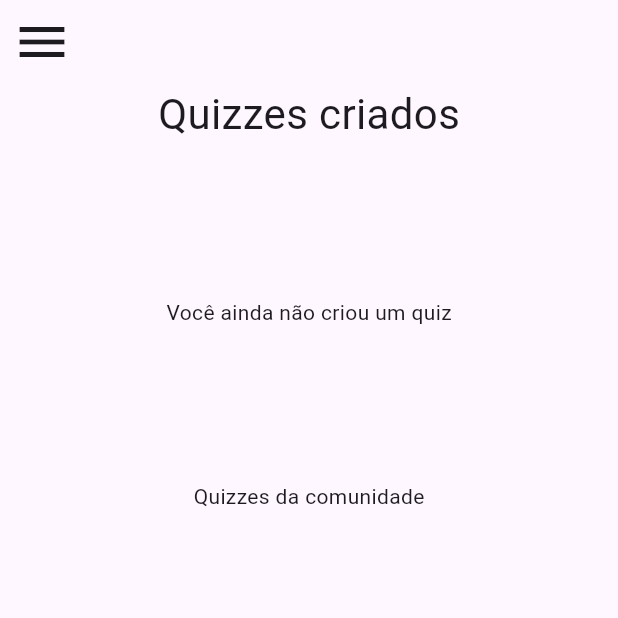
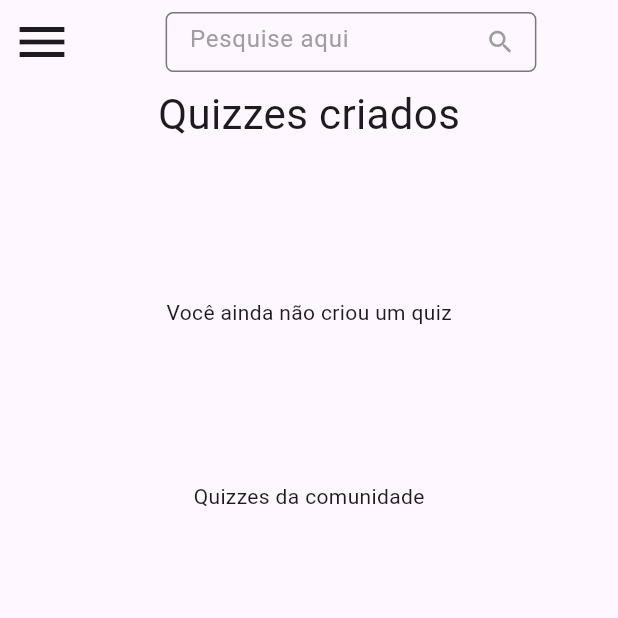
Before and after one commit to cc23140/Kuiz, a Flutter app: the HomeScreen screen opened directly, on a phone screen of 412 x 824 dp, the top half of it. Run offline on Flutter 3.47's test engine with Material 3 defaults, Android fonts, the phone set to English and light mode, and no system bars; our stand-ins replace cloud_firestore, firebase_auth, firebase_core, fluttertoast, google_fonts, shared_preferences; accounts and stored records are empty.

Commit message:
Arrumar pesquisa de quizzes e criar o botao de criar quiz na página principal

```diff
--- /dev/null
+++ b/kuiz_app/lib/pages/home/functions/home_functions.dart
@@ -0,0 +1,133 @@
+import "package:firebase_auth/firebase_auth.dart";
+import "package:flutter/material.dart";
+import "package:kuiz_app/pages/home/search_screen.dart";
+
+import "../../../models/quiz_model.dart";
+import "../../../models/user_model.dart";
+import "../../../services/database_service.dart";
+import "../../../widgets/card_widget.dart";
+
+class HomeScreenFunctions {
+  static PreferredSizeWidget buildAppBar(BuildContext context, TextEditingController _searchController){
+    return AppBar(
+        leading: Builder(
+            builder: (context) {
+              return IconButton(
+                  icon: const Icon(Icons.menu, size: 40,),
+                  onPressed: () {
+                    Scaffold.of(context).openDrawer();
+                  }
+              );
+
+            }
+        ),
+
+        title: Align(
+          alignment: Alignment.center,
+          child: SizedBox(
+            width: MediaQuery.sizeOf(context).width * 0.6,
+            height: 40,
+            child: TextField(
+              controller: _searchController,
+              decoration: InputDecoration(
+                border: OutlineInputBorder(
+                    borderRadius: BorderRadius.circular(5)
+                ),
+                hintText: "Pesquise aqui",
+                hintStyle: TextStyle(
+                    color: Colors.grey
+                ),
+                suffixIcon: IconButton(
+                  onPressed: (){
+                    Navigator.push(context, MaterialPageRoute(builder: (context) => SearchScreen(searchController: _searchController)));
+                  },
+                  icon: Icon(Icons.search, size: 20)  ,
+                ),
+                suffixIconColor: Colors.grey,
+              ),
+              style: TextStyle(
+                  height: 1
+              ),
+              textAlignVertical: TextAlignVertical.center,
+            ),
+          ),
+        )
+    );
+  }
+
+
+  static Widget buildCreatedQuizzes(BuildContext context, DatabaseService _databaseService){
+    return StreamBuilder(stream: _databaseService.getCreatedQuizzes(uid: FirebaseAuth.instance.currentUser!.uid),
+        builder: (context, snapshot) {
+          if(snapshot.connectionState == ConnectionState.waiting){
+            return const CircularProgressIndicator();
+          }
+          else if(snapshot.hasError){
+            return Text('Um erro ocorreu!');
+          }
+          else if(!snapshot.hasData || snapshot.data == null){
+            return const Text('Você não criou nenhum quiz');
+          }
+
+          return snapshot.data!.docs.isNotEmpty ? ListView.builder(
+              scrollDirection: Axis.horizontal,
+              physics: const ScrollPhysics(),
+              itemCount: snapshot.data!.docs.length,
+              itemBuilder: (context, index){
+                final quiz = snapshot.data!.docs[index].data() as Quiz;
+                return FutureBuilder(future: _databaseService.getUser(uid: quiz.uid),
+                    builder: (context, userSnapshot){
+                      if(userSnapshot.connectionState == ConnectionState.waiting){
+                        return const CircularProgressIndicator();
+                      }
+                      else if(userSnapshot.hasError || !userSnapshot.hasData || userSnapshot.data == null){
+                        return const Text('Ve oq deu errado aí');
+                      }
+                      final user = userSnapshot!.data! as UserKuiz;
+                      return CardWidget(title: quiz.title, creatorUsername: user.username, image: quiz.image);
+
+                    });
+              }
+          ) : Container(alignment: Alignment.center,
+            child: Text(
+              "Você ainda não criou um quiz",
+              style: TextStyle(fontSize: 14),)
+            ,);
+        }
+    );
+  }
+
+  static Widget buildGeneralQuizzes(BuildContext context, DatabaseService _databaseService){
+    return StreamBuilder(stream: _databaseService.getGeneralQuizzes(),
+        builder: (context, snapshot){
+          if(snapshot.connectionState == ConnectionState.waiting){
+            return const CircularProgressIndicator();
+          }
+          else if(snapshot.hasError){
+            return Text('Erro: ${snapshot.error}');
+          }
+          else if(!snapshot.hasData || snapshot.data == null){
+            return const Text('Não há quizzes gerais');
+          }
+          return ListView.builder(itemCount: snapshot.data!.docs.length,
+              scrollDirection: Axis.horizontal,
+              itemBuilder: (context, index){
+                final quiz = snapshot.data!.docs[index].data() as Quiz;
+                return FutureBuilder(future: _databaseService.getUser(uid: quiz.uid),
+                    builder: (context, userSnapshot){
+                      if(userSnapshot.connectionState == ConnectionState.waiting){
+                        return const CircularProgressIndicator();
+                      }
+                      else if(userSnapshot.hasError || !userSnapshot.hasData || userSnapshot.data == null){
+                        return const Text('Usuário não encontrado!');
+                      }
+                      final user = userSnapshot.data as UserKuiz;
+                      return CardWidget(title: quiz.title, creatorUsername: user.username, image: quiz.image);
+                    }
+                );
+              }
+          );
+        }
+    );
+  }
+}
--- a/kuiz_app/lib/pages/home/home_screen.dart
+++ b/kuiz_app/lib/pages/home/home_screen.dart
@@ -8,6 +8,7 @@ import 'package:kuiz_app/services/database_service.dart';
 import 'package:async/async.dart';
 import 'package:kuiz_app/widgets/card_widget.dart';
 import 'package:kuiz_app/models/quiz_model.dart';
+import './functions/home_functions.dart';
 
 import '../../models/user_model.dart';
 
@@ -16,24 +17,15 @@ class HomeScreen extends StatelessWidget {
   HomeScreen({super.key});
 
   final _databaseService = DatabaseService();
-
+  final TextEditingController _searchController = TextEditingController();
 
   @override
   Widget build(BuildContext context) {
     return Scaffold(
-        appBar: AppBar(
-            leading: Builder(
-                builder: (context) {
-                  return IconButton(
-                      icon: const Icon(Icons.menu, size: 40,),
-                      onPressed: () {
-                        Scaffold.of(context).openDrawer();
-                      }
-                  );
-                }
-            )
-        ),
-        body: Column(
+        appBar: HomeScreenFunctions.buildAppBar(context, _searchController),
+        body: SingleChildScrollView(
+          scrollDirection: Axis.vertical,
+          child: Column(
             textDirection: TextDirection.ltr,
             children: [
               const Text(
@@ -45,7 +37,7 @@ class HomeScreen extends StatelessWidget {
               SizedBox(
                 height: 225,
                 width: MediaQuery.sizeOf(context).width,
-              child: _buildCreatedQuizzes(context, _databaseService),
+                child: HomeScreenFunctions.buildCreatedQuizzes(context, _databaseService),
               ),
 
               const Text(
@@ -55,9 +47,10 @@ class HomeScreen extends StatelessWidget {
               SizedBox(
                 height: 225,
                 width: MediaQuery.sizeOf(context).width,
-              child: _buildGeneralQuizzes(context, _databaseService),
+                child: HomeScreenFunctions.buildGeneralQuizzes(context, _databaseService),
               )
             ],
+          ),
         ),
         drawer: Drawer(
             child: ListView(
@@ -83,7 +76,8 @@ class HomeScreen extends StatelessWidget {
                       title: const Text('Acessar perfil'),
                       onTap: () {
                           ///TODO
-                      }
+                      },
+                    trailing: const Icon(Icons.person),
                   ),
                   SizedBox(height: MediaQuery.sizeOf(context).height * 0.4,),
                   ListTile(
@@ -100,79 +94,3 @@ class HomeScreen extends StatelessWidget {
     );
   }
 }
-
-
-Widget _buildCreatedQuizzes(BuildContext context, DatabaseService _databaseService){
-  return StreamBuilder(stream: _databaseService.getCreatedQuizzes(uid: FirebaseAuth.instance.currentUser!.uid),
-      builder: (context, snapshot) {
-        if(snapshot.connectionState == ConnectionState.waiting){
-          return const CircularProgressIndicator();
-        }
-        else if(snapshot.hasError){
-          return Text('Um erro ocorreu!');
-        }
-        else if(!snapshot.hasData || snapshot.data == null){
-          return const Text('Você não criou nenhum quiz');
-        }
-
-        return snapshot.data!.docs.isNotEmpty ? ListView.builder(
-          scrollDirection: Axis.horizontal,
-            physics: const ScrollPhysics(),
-            itemCount: snapshot.data!.docs.length,
-            itemBuilder: (context, index){
-              final quiz = snapshot.data!.docs[index].data() as Quiz;
-              return FutureBuilder(future: _databaseService.getUser(uid: quiz.uid),
-                  builder: (context, userSnapshot){
-                    if(userSnapshot.connectionState == ConnectionState.waiting){
-                    return const CircularProgressIndicator();
-                    }
-                    else if(userSnapshot.hasError || !userSnapshot.hasData || userSnapshot.data == null){
-                    return const Text('Ve oq deu errado aí');
-                    }
-                    final user = userSnapshot!.data! as UserKuiz;
-                    return CardWidget(title: quiz.title, creatorUsername: user.username, image: quiz.image);
-
-                  });
-            }
-        ) : Container(alignment: Alignment.center,
-        child: Text(
-          "Você ainda não criou um quiz",
-          style: TextStyle(fontSize: 14),)
-          ,);
-      }
-  );
-}
-
-Widget _buildGeneralQuizzes(BuildContext context, DatabaseService _databaseService){
-  return StreamBuilder(stream: _databaseService.getGeneralQuizzes(),
-      builder: (context, snapshot){
-        if(snapshot.connectionState == ConnectionState.waiting){
-          return const CircularProgressIndicator();
-        }
-        else if(snapshot.hasError){
-          return Text('Erro: ${snapshot.error}');
-        }
-        else if(!snapshot.hasData || snapshot.data == null){
-          return const Text('Não há quizzes gerais');
-        }
-        return ListView.builder(itemCount: snapshot.data!.docs.length,
-            scrollDirection: Axis.horizontal,
-            itemBuilder: (context, index){
-              final quiz = snapshot.data!.docs[index].data() as Quiz;
-              return FutureBuilder(future: _databaseService.getUser(uid: quiz.uid),
-                      builder: (context, userSnapshot){
-                        if(userSnapshot.connectionState == ConnectionState.waiting){
-                          return const CircularProgressIndicator();
-                        }
-                        else if(userSnapshot.hasError || !userSnapshot.hasData || userSnapshot.data == null){
-                          return const Text('Ve oq deu errado aí');
-                        }
-                        final user = userSnapshot!.data! as UserKuiz;
-                        return CardWidget(title: quiz.title, creatorUsername: user.username, image: quiz.image);
-                      }
-                  );
-            }
-        );
-      }
-  );
-}
--- a/kuiz_app/lib/services/database_service.dart
+++ b/kuiz_app/lib/services/database_service.dart
@@ -59,6 +59,11 @@ class DatabaseService {
     return _quizzesRef.limit(10).where('public', isEqualTo: true).snapshots();
   }
 
+  Stream<QuerySnapshot?> getSearchedQuizzes({required String searchStr}){
+    searchStr = searchStr.toLowerCase();
+    return _quizzesRef.limit(10).where('public', isEqualTo: true).orderBy('title').startAt([searchStr]).endAt(['$searchStr\uf8ff']).snapshots();
+  }
+
   Future<List<QueryDocumentSnapshot?>?> getSearchQuizzes({required String title}) async{
     final querySnapshot = await _quizzesRef.where('title', isEqualTo: title).where('public', isEqualTo: true).get();
 
```
Also changed, not shown: kuiz_app/lib/pages/home/search_screen.dart (added, +51 -0 lines). Lines whose indentation alone changed are shown as unchanged.
